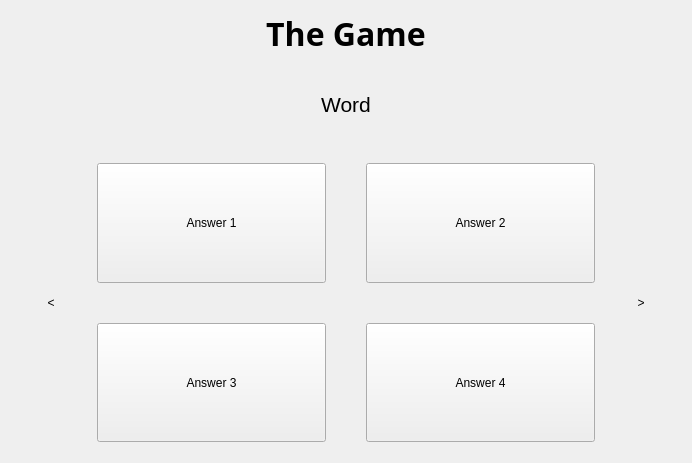
Above: game.ui from nhuhoainam/CSgo-dictionary before the change. Below: the same form after it.
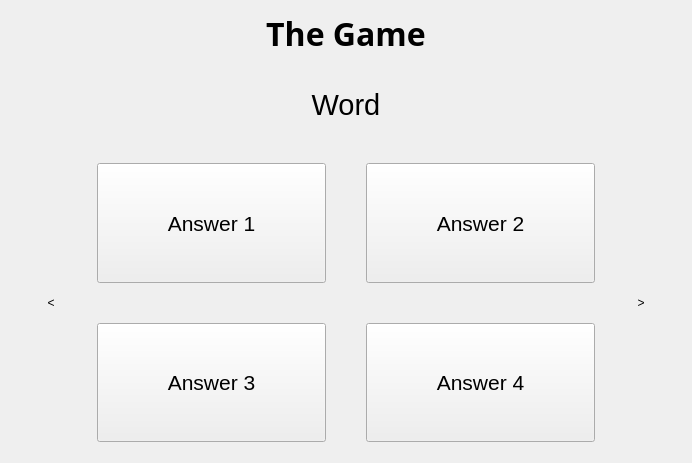
That is the form after the change.

Patch:
```diff
--- a/game.ui
+++ b/game.ui
@@ -38,7 +38,8 @@
     <widget class="QLabel" name="word">
      <property name="font">
       <font>
-       <pointsize>16</pointsize>
+       <pointsize>22</pointsize>
+       <bold>false</bold>
       </font>
      </property>
      <property name="text">
@@ -100,6 +101,11 @@
            <verstretch>0</verstretch>
           </sizepolicy>
          </property>
+         <property name="font">
+          <font>
+           <pointsize>16</pointsize>
+          </font>
+         </property>
          <property name="text">
           <string>Answer 4</string>
          </property>
@@ -113,6 +119,11 @@
            <verstretch>0</verstretch>
           </sizepolicy>
          </property>
+         <property name="font">
+          <font>
+           <pointsize>16</pointsize>
+          </font>
+         </property>
          <property name="text">
           <string>Answer 1</string>
          </property>
@@ -126,6 +137,11 @@
            <verstretch>0</verstretch>
           </sizepolicy>
          </property>
+         <property name="font">
+          <font>
+           <pointsize>16</pointsize>
+          </font>
+         </property>
          <property name="text">
           <string>Answer 2</string>
          </property>
@@ -139,6 +155,11 @@
            <verstretch>0</verstretch>
           </sizepolicy>
          </property>
+         <property name="font">
+          <font>
+           <pointsize>16</pointsize>
+          </font>
+         </property>
          <property name="text">
           <string>Answer 3</string>
          </property>
```
Left out of the diff: 2 changed lines with no effect on the pictures.
